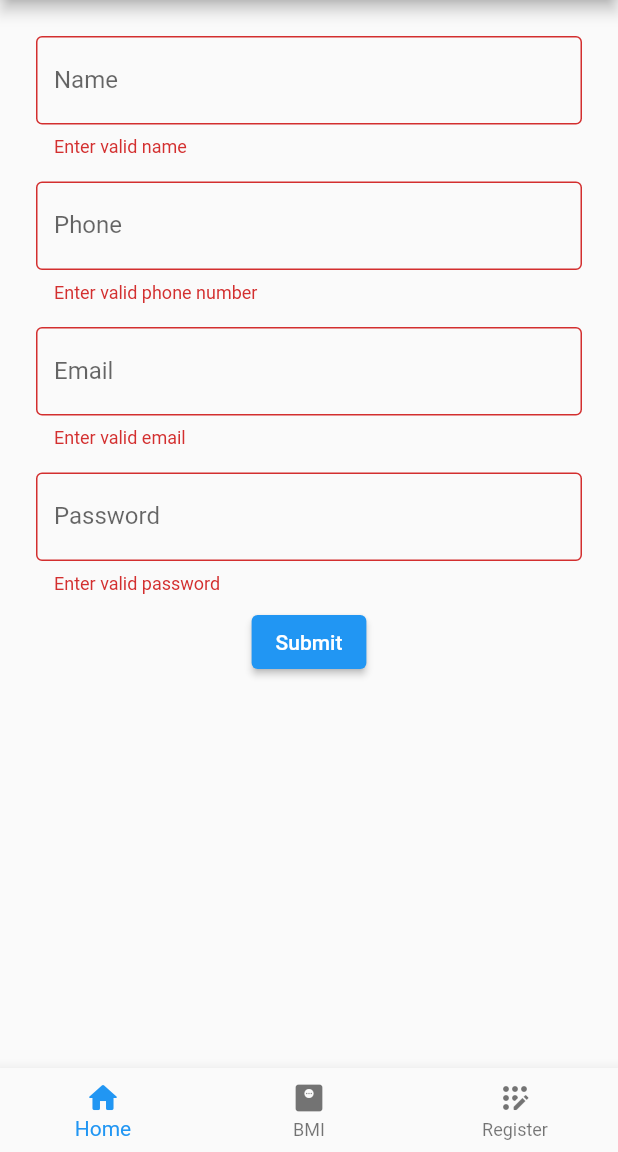
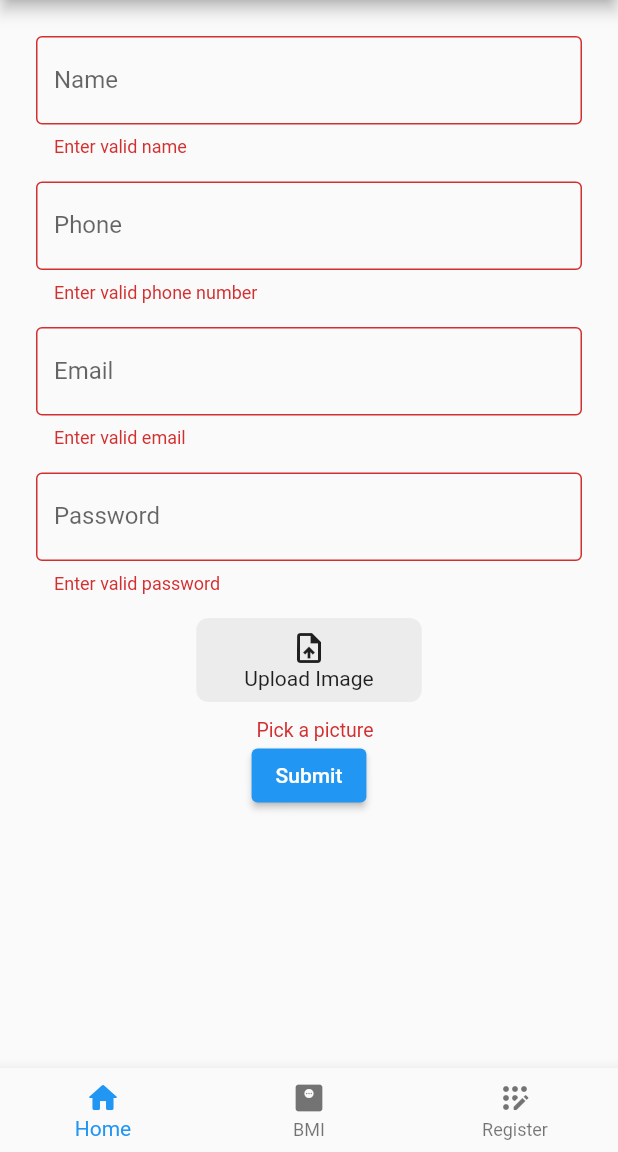
Before and after one commit to OlukaDenis/d-bmi, a Flutter app: the screen it shows after launch, item 3 of the bottom bar chosen, after a tap on "Submit", on a phone screen of 412 x 824 dp, the part 84-1236 px from its top. Run offline on Flutter 3.47's test engine with Material 2 defaults, Android fonts, the phone set to English and light mode, and no system bars; our stand-ins replace file_picker; missing offline and left inert: dart:ffi; network calls fail.

```diff
--- /dev/null
+++ b/lib/components/custom_image_field.dart
@@ -0,0 +1,65 @@
+import 'dart:io';
+import 'package:file_picker/file_picker.dart';
+import 'package:flutter/material.dart';
+
+class CustomImageFormField extends StatelessWidget {
+  CustomImageFormField({
+    Key? key,
+    required this.validator,
+    required this.onChanged,
+  }) : super(key: key);
+
+  final String? Function(File?) validator;
+  final Function(File) onChanged;
+  File? _pickedFile;
+
+  @override
+  Widget build(BuildContext context) {
+
+    return FormField<File>(
+        validator: validator,
+        builder: (formFieldState) {
+          return Column(
+            children: [
+              GestureDetector(
+                onTap: () async {
+                  FilePickerResult? file = await FilePicker.platform
+                      .pickFiles(type: FileType.image, allowMultiple: false);
+                  if (file != null) {
+                    _pickedFile = File(file.files.first.path!);
+                    onChanged.call(_pickedFile!);
+                  }
+                },
+                child: Container(
+                  margin: const EdgeInsets.all(8),
+                  padding:
+                  const EdgeInsets.symmetric(horizontal: 32, vertical: 8),
+                  decoration: BoxDecoration(
+                    borderRadius: BorderRadius.circular(8),
+                    color: const Color(0xff707070).withOpacity(0.1),
+                  ),
+                  child: Column(
+                    children: const [
+                      Icon(Icons.upload_file),
+                      Text('Upload Image')
+                    ],
+                  ),
+                ),
+              ),
+              if (formFieldState.hasError)
+                Padding(
+                  padding: const EdgeInsets.only(left: 8, top: 10),
+                  child: Text(
+                    formFieldState.errorText!,
+                    style: TextStyle(
+                        fontStyle: FontStyle.normal,
+                        fontSize: 13,
+                        color: Colors.red[700],
+                        height: 0.5),
+                  ),
+                )
+            ],
+          );
+        });
+  }
+}
--- a/lib/screens/intro_screen.dart
+++ b/lib/screens/intro_screen.dart
@@ -1,22 +1,66 @@
 import 'package:flutter/material.dart';
+import 'package:weather_focus/network/post_client.dart';
 import 'package:weather_focus/shared/bottom_nav_bar.dart';
 import 'package:weather_focus/shared/menu_drawer.dart';
 
-class IntroScreen extends StatelessWidget {
+import '../models/post.dart';
+
+class IntroScreen extends StatefulWidget {
   const IntroScreen({Key? key}) : super(key: key);
 
   @override
+  State<IntroScreen> createState() => _IntroScreenState();
+}
+
+class _IntroScreenState extends State<IntroScreen> {
+  final List<Post> _posts = [];
+
+  @override
   Widget build(BuildContext context) {
+    final PostClient _postClient = PostClient();
+
+    fetchPosts(_postClient);
+
     return Scaffold(
-      appBar: AppBar(title: const Text('D Fitness')),
-      drawer: const MenuDrawer(),
-      bottomNavigationBar: const MenuBottomNavigation(),
-      body: Container(
-        padding: const EdgeInsets.all(16),
-        child: const Center(
-          child: Text('Denis is coding'),
-        ),
+        appBar: AppBar(title: const Text('D Fitness')),
+        drawer: const MenuDrawer(),
+        bottomNavigationBar: const MenuBottomNavigation(),
+        body: FutureBuilder(
+          future: _postClient.fetchPosts(),
+          builder: (context, AsyncSnapshot<List<Post>> snapshot) {
+            if(snapshot.connectionState == ConnectionState.done) {
+              if (snapshot.data == null) {
+                return const Center(child: Text('Something went wrong'));
+              }
+
+              return ListView.builder(
+                  itemCount: snapshot.data?.length ?? 0,
+                  itemBuilder: (context, index) {
+
+                    return ListTile(
+                      title: Text(snapshot.data![index].title ?? ""),
+                      subtitle: Text(snapshot.data![index].body ?? ""),
+                    );
+                  });
+            }
+
+            return Container(
+              padding: const EdgeInsets.all(20.0),
+              child: const Center(
+                child:  CircularProgressIndicator(),
+              ),
+            );
+          },
       )
     );
   }
+
+  void fetchPosts(PostClient postClient) async {
+    List<Post> list = await postClient.fetchPosts();
+    list.map((e) => {
+      setState(() {
+            _posts.add(e);
+      })
+    });
+  }
 }
--- a/lib/screens/registration_screen.dart
+++ b/lib/screens/registration_screen.dart
@@ -2,6 +2,7 @@ import 'package:flutter/material.dart';
 import 'package:flutter/services.dart';
 import 'package:weather_focus/components/custom_text_field.dart';
 
+import '../components/custom_image_field.dart';
 import '../shared/bottom_nav_bar.dart';
 import '../shared/menu_drawer.dart';
 import '../utils/string_extensions.dart';
@@ -73,6 +74,14 @@ class _RegistrationScreenState extends State<RegistrationScreen> {
                       }
                     },
                   ),
+
+                  CustomImageFormField(
+                    validator: (val) {
+                      if (val == null) return 'Pick a picture';
+                    },
+                    onChanged: (file) {},
+                  ),
+
                   ElevatedButton(
                       onPressed: () {
                         if (_formKey.currentState!.validate()) {
--- a/pubspec.yaml
+++ b/pubspec.yaml
@@ -36,6 +36,9 @@ dependencies:
   # The following adds the Cupertino Icons font to your application.
   # Use with the CupertinoIcons class for iOS style icons.
   cupertino_icons: ^1.0.2
+  file_picker: ^5.2.3
+  http: ^0.13.5
+  json_annotation: ^4.7.0
 
 dev_dependencies:
   flutter_test:
@@ -47,6 +50,8 @@ dev_dependencies:
   # package. See that file for information about deactivating specific lint
   # rules and activating additional ones.
   flutter_lints: ^2.0.0
+  json_serializable: ^6.5.4
+  build_runner: ^2.3.2
 
 # For information on the generic Dart part of this file, see the
 # following page: https://dart.dev/tools/pub/pubspec
```
Also changed, not shown: lib/models/post.dart (added, +17 -0 lines), lib/network/post_client.dart (added, +90 -0 lines), lib/models/post.g.dart (added), pubspec.lock, 7 other files.
